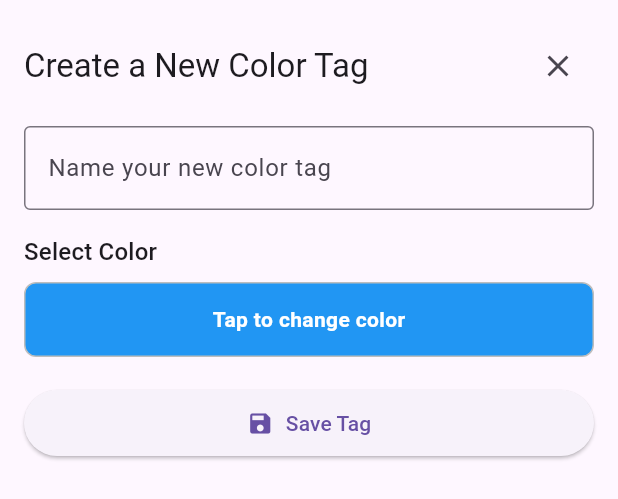
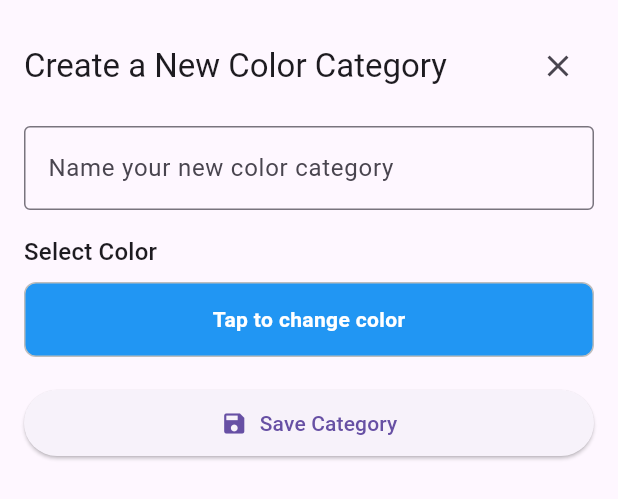
Before and after one commit to KPhamster/Plendy, a Flutter app: the AddColorCategoryModal widget shown alone on an empty page, opened directly, on a phone screen of 412 x 824 dp. Shown: the top 499 px of the screen. Run offline on Flutter 3.47's test engine with Material 3 defaults, Android fonts, the phone set to English and light mode, and no system bars; our stand-ins replace cloud_firestore, dio, equatable, firebase_auth, firebase_core, firebase_storage and 12 more; missing offline and left inert: any_link_preview, receive_sharing_intent; accounts and stored records are empty; statements that could not run were skipped.

Commit message:
Color category keyboard defaults to use a capital letter

```diff
--- a/lib/screens/receive_share/widgets/experience_card_form.dart
+++ b/lib/screens/receive_share/widgets/experience_card_form.dart
@@ -591,7 +591,7 @@ class _ExperienceCardFormState extends State<ExperienceCardForm> {
                 Padding(
                   padding: const EdgeInsets.fromLTRB(20, 16, 20, 8),
                   child: Text(
-                    'Select Color Tag', // Changed Title
+                    'Select Color Category', // Changed Title
                     style: Theme.of(context).textTheme.titleLarge,
                   ),
                 ),
@@ -636,7 +636,7 @@ class _ExperienceCardFormState extends State<ExperienceCardForm> {
                       TextButton.icon(
                         icon: Icon(Icons.add_circle_outline,
                             size: 20, color: Colors.blue[700]),
-                        label: Text('Add New Color Tag',
+                        label: Text('Add New Color Category',
                             style: TextStyle(color: Colors.blue[700])),
                         onPressed: () {
                           Navigator.pop(
@@ -650,7 +650,7 @@ class _ExperienceCardFormState extends State<ExperienceCardForm> {
                       TextButton.icon(
                         icon: Icon(Icons.edit_outlined,
                             size: 20, color: Colors.orange[700]),
-                        label: Text('Edit Color Tags',
+                        label: Text('Edit Color Categories',
                             style: TextStyle(color: Colors.orange[700])),
                         onPressed: () {
                           Navigator.pop(context,
@@ -992,7 +992,7 @@ class _ExperienceCardFormState extends State<ExperienceCardForm> {
                     SizedBox(height: 16),
 
                     // --- ADDED: Color Category Selection Button ---
-                    Text('Color Tag',
+                    Text('Color Category',
                         style: Theme.of(context)
                             .textTheme
                             .bodyMedium
@@ -1028,7 +1028,7 @@ class _ExperienceCardFormState extends State<ExperienceCardForm> {
                               const SizedBox(width: 8),
                               Text(
                                 _getSelectedColorCategoryObject()?.name ??
-                                    'Select Color Tag',
+                                    'Select Color Category',
                                 style: TextStyle(
                                   color:
                                       widget.cardData.selectedColorCategoryId !=
--- a/lib/widgets/add_color_category_modal.dart
+++ b/lib/widgets/add_color_category_modal.dart
@@ -146,7 +146,10 @@ class _AddColorCategoryModalState extends State<AddColorCategoryModal> {
             Row(
               mainAxisAlignment: MainAxisAlignment.spaceBetween,
               children: [
-                Text(_isEditing ? 'Edit Color Tag' : 'Create a New Color Tag',
+                Text(
+                    _isEditing
+                        ? 'Edit Color Category'
+                        : 'Create a New Color Category',
                     style: Theme.of(context).textTheme.titleLarge),
                 IconButton(
                   icon: const Icon(Icons.close),
@@ -159,13 +162,15 @@ class _AddColorCategoryModalState extends State<AddColorCategoryModal> {
             TextFormField(
               controller: _nameController,
               decoration: InputDecoration(
-                labelText:
-                    _isEditing ? 'Edit tag name' : 'Name your new color tag',
+                labelText: _isEditing
+                    ? 'Edit category name'
+                    : 'Name your new color category',
                 border: OutlineInputBorder(),
               ),
+              textCapitalization: TextCapitalization.sentences,
               validator: (value) {
                 if (value == null || value.trim().isEmpty) {
-                  return 'Please enter a tag name';
+                  return 'Please enter a category name';
                 }
                 // Optional: Add validation to check if name already exists (might need service call)
                 return null;
@@ -215,8 +220,8 @@ class _AddColorCategoryModalState extends State<AddColorCategoryModal> {
                 label: Text(_isLoading
                     ? 'Saving...'
                     : _isEditing
-                        ? 'Update Tag'
-                        : 'Save Tag'),
+                        ? 'Update Category'
+                        : 'Save Category'),
                 onPressed: _isLoading ? null : _saveCategory,
                 style: ElevatedButton.styleFrom(
                   padding: const EdgeInsets.symmetric(vertical: 12),
--- a/lib/widgets/edit_color_categories_modal.dart
+++ b/lib/widgets/edit_color_categories_modal.dart
@@ -104,9 +104,9 @@ class _EditColorCategoriesModalState extends State<EditColorCategoriesModal> {
     final confirm = await showDialog<bool>(
       context: context,
       builder: (context) => AlertDialog(
-        title: const Text('Delete Color Tag?'),
+        title: const Text('Delete Color Category?'),
         content: Text(
-            'Are you sure you want to delete the "${category.name}" tag? This cannot be undone.'),
+            'Are you sure you want to delete the "${category.name}" category? This cannot be undone.'),
         actions: [
           TextButton(
             onPressed: () => Navigator.of(context).pop(false),
@@ -131,7 +131,7 @@ class _EditColorCategoriesModalState extends State<EditColorCategoriesModal> {
         _loadColorCategories(); // Refresh list
         if (mounted) {
           ScaffoldMessenger.of(context).showSnackBar(
-            SnackBar(content: Text('"${category.name}" tag deleted.')),
+            SnackBar(content: Text('"${category.name}" category deleted.')),
           );
         }
       } catch (e) {
@@ -163,7 +163,7 @@ class _EditColorCategoriesModalState extends State<EditColorCategoriesModal> {
       print("Color category edited, _categoriesChanged set to true.");
       _loadColorCategories(); // Refresh list
       ScaffoldMessenger.of(context).showSnackBar(
-        SnackBar(content: Text('"${updatedCategory.name}" tag updated.')),
+        SnackBar(content: Text('"${updatedCategory.name}" category updated.')),
       );
     }
   }
@@ -214,12 +214,12 @@ class _EditColorCategoriesModalState extends State<EditColorCategoriesModal> {
                 Padding(
                   padding:
                       const EdgeInsets.only(left: 8.0, top: 8.0, bottom: 8.0),
-                  child: Text('Edit Color Tags',
+                  child: Text('Edit Color Categories',
                       style: Theme.of(context).textTheme.titleLarge),
                 ),
                 PopupMenuButton<ColorCategorySortType>(
                   icon: const Icon(Icons.sort),
-                  tooltip: "Sort Color Tags",
+                  tooltip: "Sort Color Categories",
                   onSelected: (ColorCategorySortType result) {
                     _applySort(result);
                   },
@@ -248,7 +248,7 @@ class _EditColorCategoriesModalState extends State<EditColorCategoriesModal> {
               child: _isLoading
                   ? const Center(child: CircularProgressIndicator())
                   : _categories.isEmpty
-                      ? const Center(child: Text('No color tags found.'))
+                      ? const Center(child: Text('No color categories found.'))
                       : ReorderableListView.builder(
                           itemCount: _categories.length,
                           itemBuilder: (context, index) {
@@ -315,7 +315,7 @@ class _EditColorCategoriesModalState extends State<EditColorCategoriesModal> {
               width: double.infinity,
               child: ElevatedButton.icon(
                 icon: const Icon(Icons.add),
-                label: const Text('Add New Color Tag'),
+                label: const Text('Add New Color Category'),
                 onPressed: _isLoading ? null : _addNewCategory,
                 style: ElevatedButton.styleFrom(
                   padding: const EdgeInsets.symmetric(vertical: 12),
@@ -364,7 +364,7 @@ class _EditColorCategoriesModalState extends State<EditColorCategoriesModal> {
         print("Error saving color category order: $e");
         if (mounted) {
           ScaffoldMessenger.of(context).showSnackBar(
-            SnackBar(content: Text("Error saving color tag order: $e")),
+            SnackBar(content: Text("Error saving color category order: $e")),
           );
           Navigator.of(context).pop(false); // Indicate save failed
         }
```
